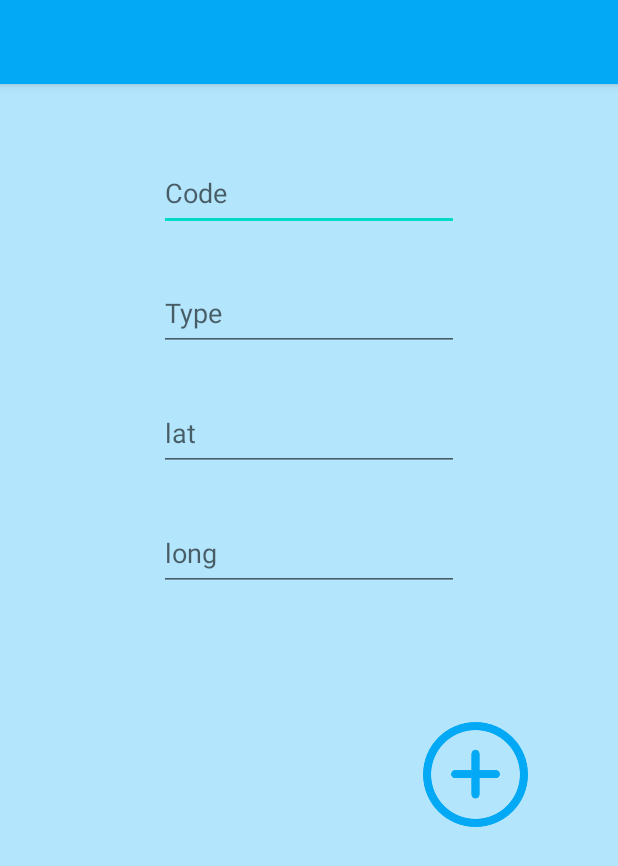
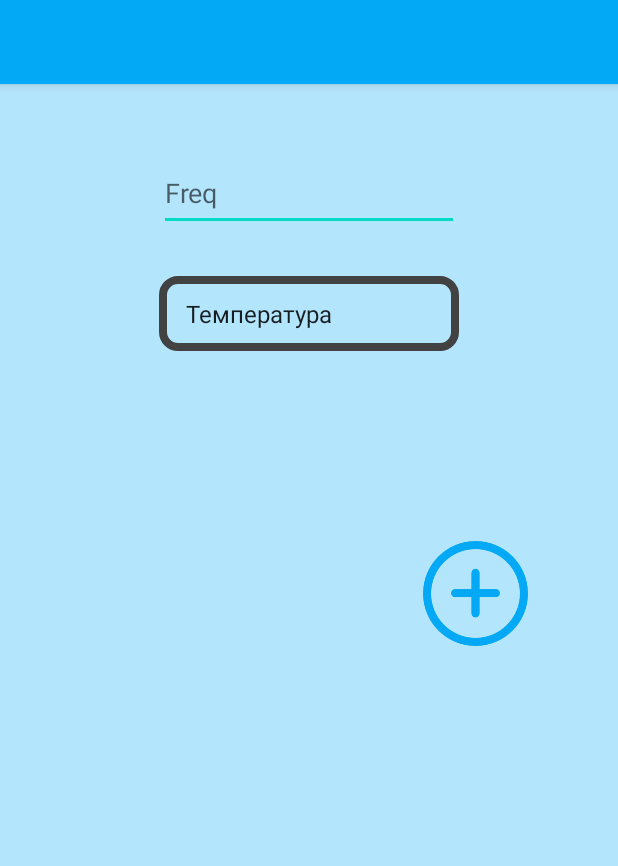
Before and after one commit to Dmitry-Serebrennikov/LoRa, an Android app: the layout fragment_add_sensor_engineer.xml on its own in the app's theme, with its tools: preview values and no code run, on a phone screen of 412 x 824 dp. Shown: the top 866 px of the screen. Run offline under Robolectric (Android 15) with nearby library versions, the phone set to English and light mode, and no system bars.

Commit message:
Add sensors in Server

```diff
--- a/app/src/main/java/com/example/sensorstracker/data/retrofit/ResponseMessage.kt
+++ b/app/src/main/java/com/example/sensorstracker/data/retrofit/ResponseMessage.kt
@@ -5,3 +5,8 @@ import com.google.gson.annotations.SerializedName
 data class ResponseMessage(
     @SerializedName("msg") val message: String
 )
+
+data class SensorCreateResponse(
+    @SerializedName("msg") val message: String,
+    @SerializedName("data") val sensor : SensorPOJO
+)
--- a/app/src/main/java/com/example/sensorstracker/util/Constants.kt
+++ b/app/src/main/java/com/example/sensorstracker/util/Constants.kt
@@ -4,7 +4,8 @@ package com.example.sensorstracker.util
 //val BASE_URL = "http://127.0.0.1:8000/"
 //val BASE_URL = "http://90.188.227.45:8000/"
 //val BASE_URL = "http://172.20.10.2:8000/"
-val BASE_URL = "http://172.20.10.8:8000/"
+//val BASE_URL = "http://172.20.10.8:8000/" //
+val BASE_URL = "http://192.168.0.1:8000/"
 //val BASE_URL = "http://0.0.0.0:8000/"
 //val BASE_URL = "http://10.0.2.2:8080/"
 //val BASE_URL = "https://bki.forlabs.ru/"
--- a/app/src/main/res/layout/fragment_add_sensor_engineer.xml
+++ b/app/src/main/res/layout/fragment_add_sensor_engineer.xml
@@ -13,47 +13,27 @@
         >
 
         <EditText
-            android:id="@+id/sensor_name_et"
+            android:id="@+id/sensor_freq_et"
             android:layout_width="200dp"
             android:layout_height="50dp"
             android:layout_marginTop="48dp"
-            android:hint="Code"
+            android:hint="Freq"
             android:inputType="number"
             app:layout_constraintEnd_toEndOf="parent"
             app:layout_constraintStart_toStartOf="parent"
             app:layout_constraintTop_toTopOf="parent" />
 
-        <EditText
-            android:id="@+id/sensor_type_et"
+        <Spinner
+            android:id="@+id/sensor_type_spinner"
             android:layout_width="200dp"
             android:layout_height="50dp"
             android:layout_marginTop="30dp"
             android:hint="Type"
+            style="@style/SpinnerChoose"
+            android:entries="@array/types_of_sensors"
             app:layout_constraintEnd_toEndOf="parent"
             app:layout_constraintStart_toStartOf="parent"
-            app:layout_constraintTop_toBottomOf="@+id/sensor_name_et" />
-
-        <EditText
-            android:id="@+id/sensor_period_et"
-            android:layout_width="200dp"
-            android:layout_height="50dp"
-            android:layout_marginTop="30dp"
-            android:hint="lat"
-            android:inputType="number"
-            app:layout_constraintEnd_toEndOf="parent"
-            app:layout_constraintStart_toStartOf="parent"
-            app:layout_constraintTop_toBottomOf="@+id/sensor_type_et" />
-
-        <EditText
-            android:id="@+id/sensor_freq_et"
-            android:layout_width="200dp"
-            android:layout_height="50dp"
-            android:hint="long"
-            android:inputType="number"
-            android:layout_marginTop="30dp"
-            app:layout_constraintEnd_toEndOf="parent"
-            app:layout_constraintStart_toStartOf="parent"
-            app:layout_constraintTop_toBottomOf="@+id/sensor_period_et" />
+            app:layout_constraintTop_toBottomOf="@+id/sensor_freq_et" />
 
         <Button
             android:id="@+id/add_sensor_button"
@@ -64,7 +44,7 @@
             app:layout_constraintEnd_toEndOf="parent"
             app:layout_constraintHorizontal_bias="0.824"
             app:layout_constraintStart_toStartOf="parent"
-            app:layout_constraintTop_toBottomOf="@+id/sensor_freq_et"
+            app:layout_constraintTop_toBottomOf="@+id/sensor_type_spinner"
             app:layout_constraintVertical_bias="0.243" />
     </androidx.constraintlayout.widget.ConstraintLayout>
 
--- a/app/src/main/res/values/strings.xml
+++ b/app/src/main/res/values/strings.xml
@@ -2,4 +2,9 @@
     <string name="app_name">SensorsTracker</string>
     <!-- TODO: Remove or change this placeholder text -->
     <string name="hello_blank_fragment">Hello blank fragment</string>
+    <string-array name="types_of_sensors">
+        <item>Температура</item>
+        <item>Время</item>
+        <item>Яркость</item>
+    </string-array>
 </resources>
```
Also changed, not shown: app/src/main/java/com/example/sensorstracker/data/repository/Repository.kt (+11 -14 lines), app/src/main/java/com/example/sensorstracker/data/retrofit/AddSensorBody.kt (+6 -1 lines), app/src/main/java/com/example/sensorstracker/data/retrofit/ConnectionAPI.kt (+6 -6 lines), app/src/main/java/com/example/sensorstracker/data/retrofit/SensorPOJO.kt (+7 -9 lines), app/src/main/java/com/example/sensorstracker/ui/engeneer/addsensor/AddSensorEngineerFragment.kt (+8 -17 lines), app/src/main/java/com/example/sensorstracker/ui/engeneer/addsensor/AddSensorEngineerViewModel.kt (+4 -53 lines), app/src/main/java/com/example/sensorstracker/ui/map/MapFragment.kt (+4 -5 lines), app/src/main/java/com/example/sensorstracker/ui/map/MapViewModel.kt (+18 -0 lines).
